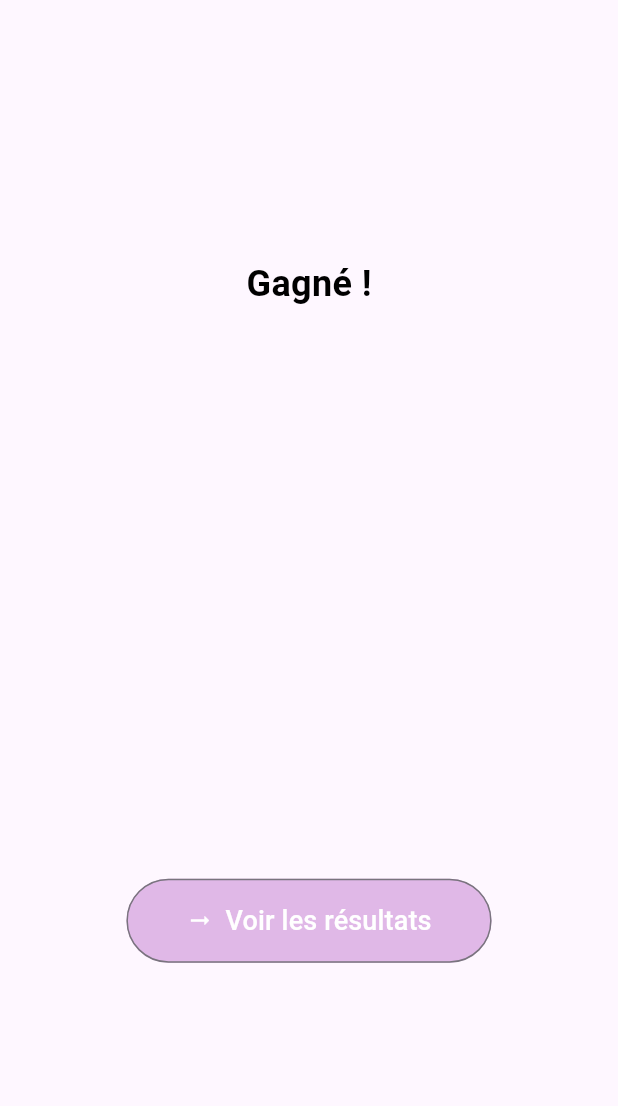
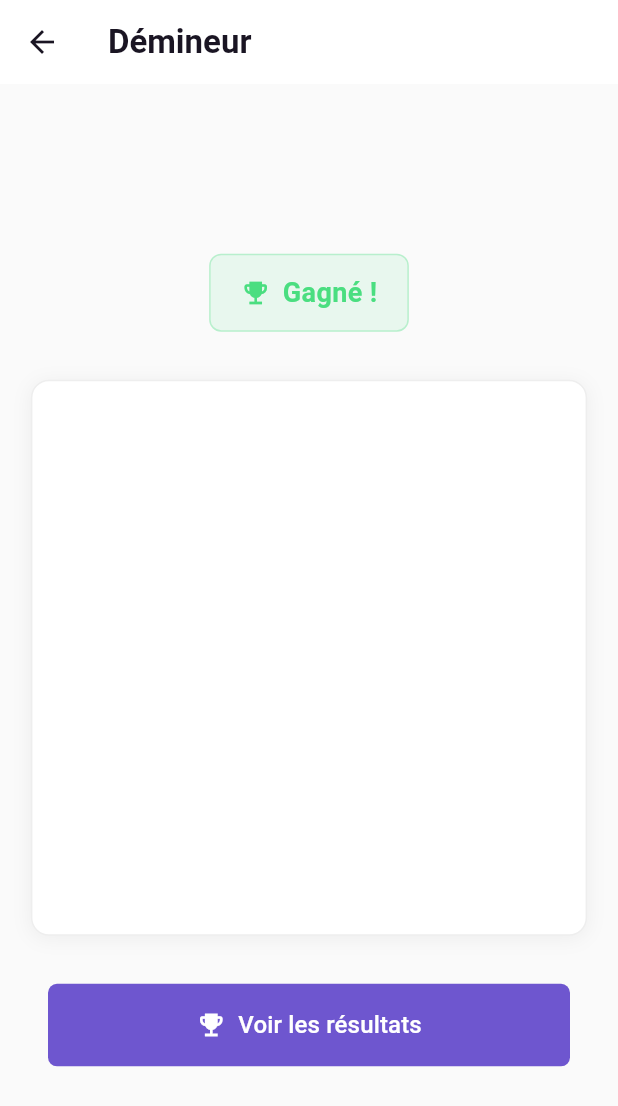
Before and after one commit to LeeeeePoulpe/05-flutter, a Flutter app: the GameScreen screen opened directly with empty values, on a phone screen of 412 x 824 dp. Shown: the top 1106 px of the screen. Run offline on Flutter 3.47's test engine with Material 3 defaults, Android fonts, the phone set to English and light mode, and no system bars; our stand-ins replace google_fonts.

Commit message:
Improve game screen DA

```diff
--- a/tp04/lib/screens/game_screen.dart
+++ b/tp04/lib/screens/game_screen.dart
@@ -6,10 +6,12 @@ import 'package:tp02/modele/modele.dart' as modele;
 class GameScreen extends StatefulWidget {
   final int tailleFromStartScreen;
   final int nbMinesFromStartScreen;
+  final String playerName;
 
   const GameScreen({
     required this.tailleFromStartScreen,
     required this.nbMinesFromStartScreen,
+    this.playerName = '',
     Key? key,
   }) : super(key: key);
 
@@ -48,36 +50,95 @@ class _GameScreenState extends State<GameScreen> {
       return "Gagné !";
     }
     if (grille.isPerdue()) {
-      // return "Perdu !";
-      return _calculateScore().toString();
+      return "Perdu !";
     }
     return "En cours";
   }
 
   @override
   Widget build(BuildContext context) {
+    // Couleurs dans le style Shadcn
+    final backgroundColor = Colors.grey.shade50;
+    final textColor = Color(0xFF1A1523);
+    final primaryColor = Color(0xFF6E56CF);
+
+    // Déterminer la couleur d'état en fonction du statut du jeu
+    final bool isGameWon = grille.isGagnee();
+    final statusColor = isGameWon
+        ? Color(0xFF4ADE80)
+        : grille.isPerdue()
+            ? Color(0xFFF43F5E)
+            : primaryColor;
+
     return Scaffold(
+      backgroundColor: backgroundColor,
+      appBar: AppBar(
+        title: Text(
+          'Démineur',
+          style: TextStyle(
+            color: textColor,
+            fontWeight: FontWeight.bold,
+          ),
+        ),
+        backgroundColor: Colors.white,
+        elevation: 0,
+        iconTheme: IconThemeData(color: textColor),
+      ),
       body: Center(
         child: Column(
           mainAxisAlignment: MainAxisAlignment.center,
           children: [
+            // Bannière d'état du jeu
+            Container(
+              margin: const EdgeInsets.all(16),
+              padding: const EdgeInsets.symmetric(vertical: 12, horizontal: 20),
+              decoration: BoxDecoration(
+                color: statusColor.withOpacity(0.1),
+                borderRadius: BorderRadius.circular(8),
+                border: Border.all(color: statusColor.withOpacity(0.3)),
+              ),
+              child: Row(
+                mainAxisSize: MainAxisSize.min,
+                children: [
+                  Icon(
+                    isGameWon
+                        ? Icons.emoji_events
+                        : grille.isPerdue()
+                            ? Icons.dangerous
+                            : Icons.timer,
+                    color: statusColor,
+                    size: 20,
+                  ),
+                  const SizedBox(width: 8),
                   Text(
                     messageEtat(grille),
                     style: TextStyle(
-                color: Colors.black,
-                fontSize: 24,
+                      color: statusColor,
+                      fontSize: 18,
                       fontWeight: FontWeight.bold,
                     ),
                   ),
-            GrilleDemineur(
+                ],
+              ),
+            ),
+
+            // Grille de jeu
+            Padding(
+              padding: const EdgeInsets.symmetric(vertical: 16),
+              child: GrilleDemineur(
                 grille: grille,
                 play: play,
               ),
-            Padding(
-              padding: const EdgeInsets.all(10),
-              child: Opacity(
+            ),
+
+            // Bouton de résultats
+            AnimatedOpacity(
               opacity: grille.isFinie() ? 1.0 : 0.0,
-                child: OutlinedButton.icon(
+              duration: Duration(milliseconds: 300),
+              child: Padding(
+                padding:
+                    const EdgeInsets.symmetric(horizontal: 32, vertical: 16),
+                child: ElevatedButton(
                   onPressed: grille.isFinie()
                       ? () {
                           Navigator.of(context).push(
@@ -85,24 +146,44 @@ class _GameScreenState extends State<GameScreen> {
                               builder: (context) => ResultScreen(
                                 score: _calculateScore(),
                                 temps: grille.getChrono().toDouble(),
-                                message: messageEtat(grille),
+                                message: isGameWon
+                                    ? "Bravo ${widget.playerName}! Vous avez gagné!"
+                                    : "Dommage ${widget.playerName}, vous avez perdu!",
                               ),
                             ),
                           );
                         }
                       : null,
-                  style: OutlinedButton.styleFrom(
+                  style: ElevatedButton.styleFrom(
+                    backgroundColor: primaryColor,
                     foregroundColor: Colors.white,
-                    backgroundColor: Colors.purple.withOpacity(0.3),
-                    padding: const EdgeInsets.symmetric(
-                        horizontal: 40, vertical: 15),
+                    padding: EdgeInsets.symmetric(vertical: 16),
+                    shape: RoundedRectangleBorder(
+                      borderRadius: BorderRadius.circular(6),
                     ),
-                  icon: const Icon(Icons.arrow_right_alt),
-                  label: const Text('Voir les résultats',
-                      style: TextStyle(fontSize: 18)),
+                    elevation: 0,
+                  ),
+                  child: Row(
+                    mainAxisAlignment: MainAxisAlignment.center,
+                    children: [
+                      Icon(
+                        Icons.emoji_events,
+                        size: 20,
+                        color: Colors.white,
+                      ),
+                      SizedBox(width: 8),
+                      Text(
+                        'Voir les résultats',
+                        style: TextStyle(
+                          fontSize: 16,
+                          fontWeight: FontWeight.w500,
                         ),
                       ),
-            )
+                    ],
+                  ),
+                ),
+              ),
+            ),
           ],
         ),
       ),
--- a/tp04/lib/widgets/grille_demineur.dart
+++ b/tp04/lib/widgets/grille_demineur.dart
@@ -1,6 +1,6 @@
 import 'package:flutter/material.dart';
 import 'package:tp02/modele/modele.dart' as modele;
-import 'package:tp02/widgets/case_demineur.dart'; // Import the new CaseWidget
+import 'package:tp02/widgets/case_demineur.dart';
 
 class GrilleDemineur extends StatefulWidget {
   final modele.Grille grille;
@@ -17,20 +17,44 @@ class _GrilleDemineurState extends State<GrilleDemineur> {
 
   @override
   Widget build(BuildContext context) {
-    double caseSize =
-        MediaQuery.of(context).size.width * 0.8 / widget.grille.taille;
+    // Calcul de la taille des cases - augmenté pour des cases plus grandes
+    // Utilisation d'un facteur 0.9 au lieu de 0.8 pour maximiser l'espace
+    double gridSize = MediaQuery.of(context).size.width * 0.9;
+    // Limiter la taille maximale pour les grands écrans
+    if (gridSize > 500) gridSize = 500;
+
+    double caseSize = (gridSize - 16) / widget.grille.taille; // Soustraire le padding
+
+    // Couleurs dans le style Shadcn
+    final borderColor = Colors.grey.shade200;
+    final backgroundColor = Colors.white;
 
     return Container(
-      margin: const EdgeInsets.all(20),
       constraints: BoxConstraints(
-        maxWidth: MediaQuery.of(context).size.width * 0.8,
-        maxHeight: MediaQuery.of(context).size.height * 0.8,
+        maxWidth: gridSize,
+        maxHeight: gridSize,
       ),
+      decoration: BoxDecoration(
+        color: backgroundColor,
+        borderRadius: BorderRadius.circular(12),
+        border: Border.all(color: borderColor),
+        boxShadow: [
+          BoxShadow(
+            color: Colors.black.withOpacity(0.05),
+            blurRadius: 10,
+            offset: Offset(0, 2),
+          ),
+        ],
+      ),
+      padding: const EdgeInsets.all(8),
       child: AspectRatio(
         aspectRatio: 1.0,
         child: GridView.count(
           physics: NeverScrollableScrollPhysics(),
           crossAxisCount: widget.grille.taille,
+          mainAxisSpacing: 4, // Espacement augmenté
+          crossAxisSpacing: 4, // Espacement augmenté
+          padding: const EdgeInsets.all(0), // Pas de padding interne pour maximiser l'espace
           children: List.generate(
             widget.grille.taille * widget.grille.taille,
             (index) {
```
Also changed, not shown: tp04/lib/widgets/case_demineur.dart (+59 -41 lines). Lines whose indentation alone changed are shown as unchanged.
